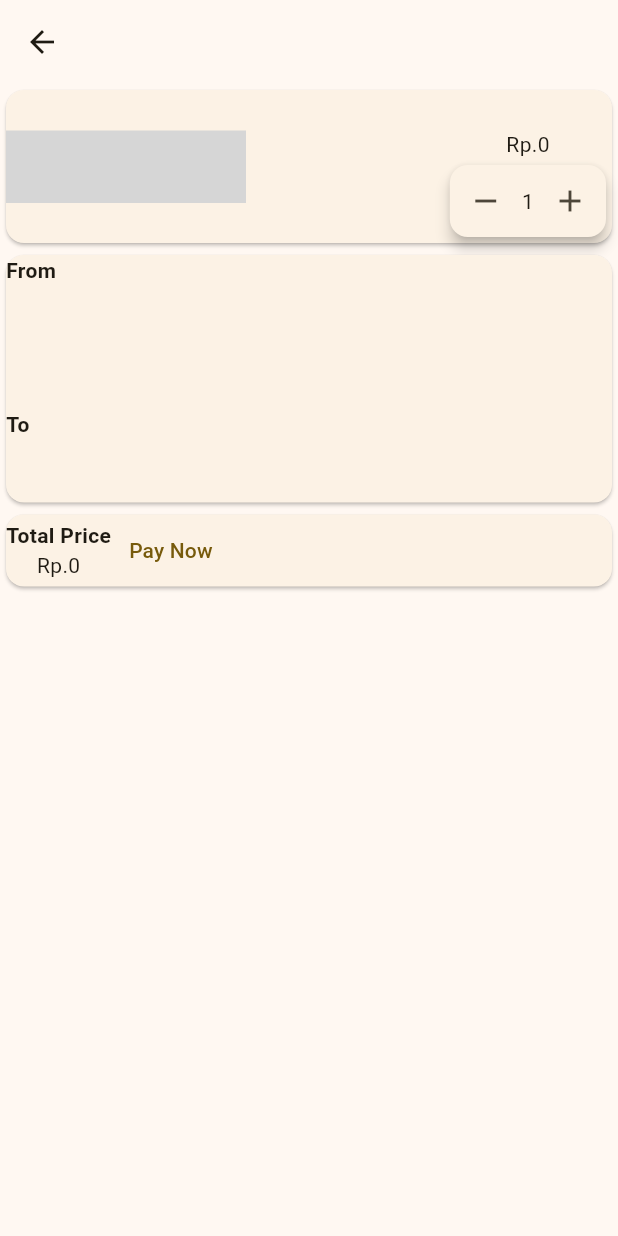
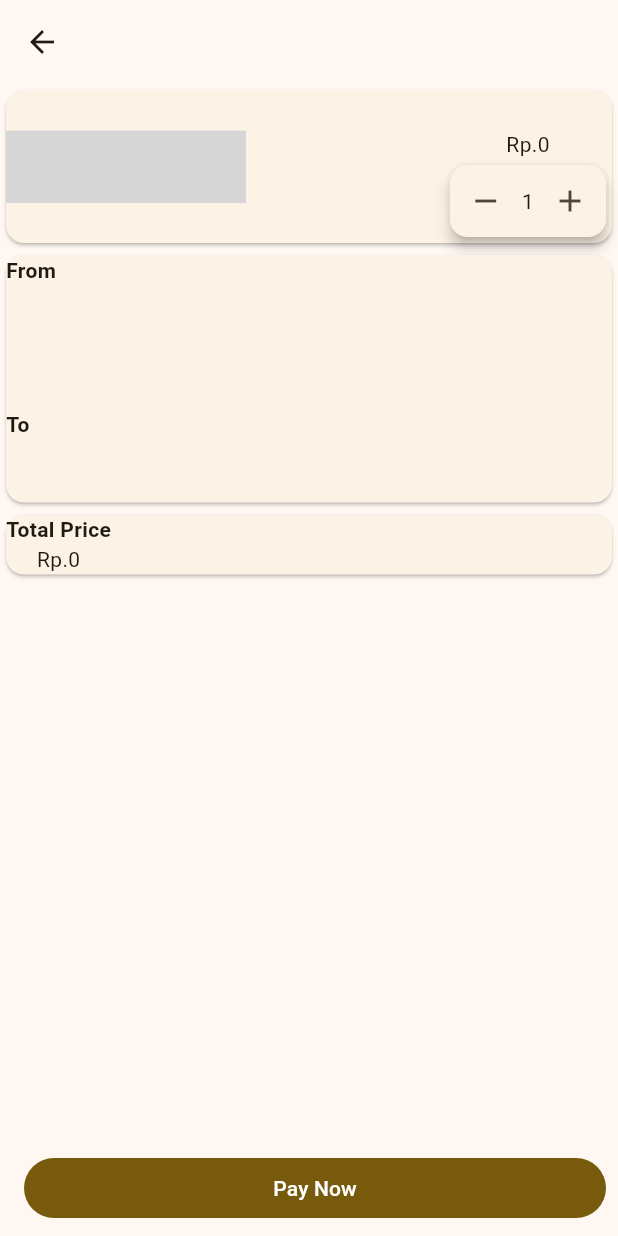
Before and after one commit to YaniAmi/preloved_relux, a Flutter app: the CheckoutPage screen opened directly with empty values, on a phone screen of 412 x 824 dp. Run offline on Flutter 3.47's test engine with Material 3 defaults, Android fonts, the phone set to English and light mode, and no system bars; drawn by our look-alikes of cached_network_image; our stand-ins replace adaptive_dialog, cloud_firestore, equatable, firebase_auth, firebase_core, firebase_storage and 6 more; missing offline and left inert: firebase_ui_auth, firebase_ui_oauth_google; accounts and stored records are empty; generated files the repository leaves out were written again; network calls fail; grey boxes are pictures that could not be loaded.

Commit message:
update - Reduce items on firebase database when buying items - App icon - Redesign pay now button on checkout page - stuff

```diff
--- a/lib/data/datasource/network/firebase_item_datasource.dart
+++ b/lib/data/datasource/network/firebase_item_datasource.dart
@@ -80,7 +80,8 @@ class FirebaseItemDataSource {
         int userBalance = user.balance ?? 0;
 
         if (userBalance >= totalPrice) {
-          await itemsCollection.doc(item.id).update(item
+          await itemsCollection.doc(item.id).update(
+              item.copyWith(quantity: item.quantity - quantity)
               .toEntity(itemId, item.sellerId!, item.sellerName!,
               item.sellerEmail!, item.sellerAddress!, item.sellerImage)
               .toDocument());
--- a/lib/ui/cart_page.dart
+++ b/lib/ui/cart_page.dart
@@ -82,6 +82,9 @@ class _CartPageState extends State<CartPage> {
       await Future.delayed(const Duration(milliseconds: 100));
       _totalCartPriceRefresh();
     }
+    //if (item.quantity == 1) {
+      //_deleteItem(item.id!);
+    //}
   }
 
   Future<void> _deleteItem(String itemId) async {
--- a/lib/ui/checkout_page.dart
+++ b/lib/ui/checkout_page.dart
@@ -53,13 +53,25 @@ class _CheckoutPageState extends State<CheckoutPage> {
       body: BlocListener<DetailItemBloc, DetailItemState>(
         listener: (context, state) {
           if (state is BuyItemFailure) {
-              showOkAlertDialog(context: context, title: "Error", message: state.errorMessage);
-            } else if(state is BuyItemSuccess) {
-              showOkAlertDialog(context: context, title: "Success", message: "Congrats! Your order is on its way!");
+            showOkAlertDialog(
+              context: context,
+              title: "Error",
+              message: state.errorMessage,
+            );
+          } else if (state is BuyItemSuccess) {
+            showOkAlertDialog(
+              context: context,
+              title: "Success",
+              message: "Congrats! Your order is on its way!",
+            );
           }
         },
-          child: BlocBuilder<UserBloc, UserState>(builder: (context, state) {
-            return SingleChildScrollView(
+        child: BlocBuilder<UserBloc, UserState>(
+          builder: (context, state) {
+            return Column(
+              children: [
+                Expanded(
+                  child: SingleChildScrollView(
                     child: Column(
                       children: [
                         Card(
@@ -72,8 +84,13 @@ class _CheckoutPageState extends State<CheckoutPage> {
                               ),
                               Column(
                                 children: [
-                            Text(widget.item.name, style: const TextStyle(fontWeight: FontWeight.bold, fontSize: 18.0,
-                        ),),
+                                  Text(
+                                    widget.item.name,
+                                    style: const TextStyle(
+                                      fontWeight: FontWeight.bold,
+                                      fontSize: 18.0,
+                                    ),
+                                  ),
                                   Text('Rp.${widget.item.price}'),
                                   Card(
                                     elevation: 4,
@@ -100,7 +117,9 @@ class _CheckoutPageState extends State<CheckoutPage> {
                           child: Column(
                             crossAxisAlignment: CrossAxisAlignment.stretch,
                             children: [
-                        const Text("From", style: TextStyle(
+                              const Text(
+                                "From",
+                                style: TextStyle(
                                   fontWeight: FontWeight.bold,
                                 ),
                               ),
@@ -108,7 +127,9 @@ class _CheckoutPageState extends State<CheckoutPage> {
                               Text(widget.item.sellerEmail ?? ""),
                               Text(widget.item.sellerAddress ?? ""),
                               const SizedBox(height: 20),
-                        const Text("To", style: TextStyle(
+                              const Text(
+                                "To",
+                                style: TextStyle(
                                   fontWeight: FontWeight.bold,
                                 ),
                               ),
@@ -122,29 +143,50 @@ class _CheckoutPageState extends State<CheckoutPage> {
                             children: [
                               Column(
                                 children: [
-                            const Text("Total Price", style: TextStyle(
+                                  const Text(
+                                    "Total Price",
+                                    style: TextStyle(
                                       fontWeight: FontWeight.bold,
                                     ),
                                   ),
                                   Text('Rp.${_totalPrice.toString()}')
                                 ],
                               ),
-                        TextButton(
-                            onPressed: () {
-                              setState(() {
-                                context.read<DetailItemBloc>().add(BuyItem(
-                                    itemId: widget.item.id!,
-                                    quantity: _quantity));
-                              });
-                            },
-                            child: const Text("Pay Now"))
                             ],
                           ),
                         ),
                       ],
                     ),
+                  ),
+                ),
+                Container(
+                  padding: const EdgeInsets.all(8.0),
+                  child: Row(
+                    children: [
+                      const SizedBox(width: 8),
+                      Expanded(
+                        child: FilledButton(
+                          onPressed: () {
+                            setState(() {
+                              context.read<DetailItemBloc>().add(
+                                BuyItem(
+                                  itemId: widget.item.id!,
+                                  quantity: _quantity,
+                                ),
                               );
-          }),
-        ));
+                            });
+                          },
+                          child: const Text("Pay Now"),
+                        ),
+                      ),
+                    ],
+                  ),
+                ),
+              ],
+            );
+          },
+        ),
+      ),
+    );
   }
 }
```
Also changed, not shown: pubspec.yaml (+8 -1 lines), firebase.json (deleted), icon.png (added), pubspec.lock, 35 other files. Lines whose indentation alone changed are shown as unchanged.
